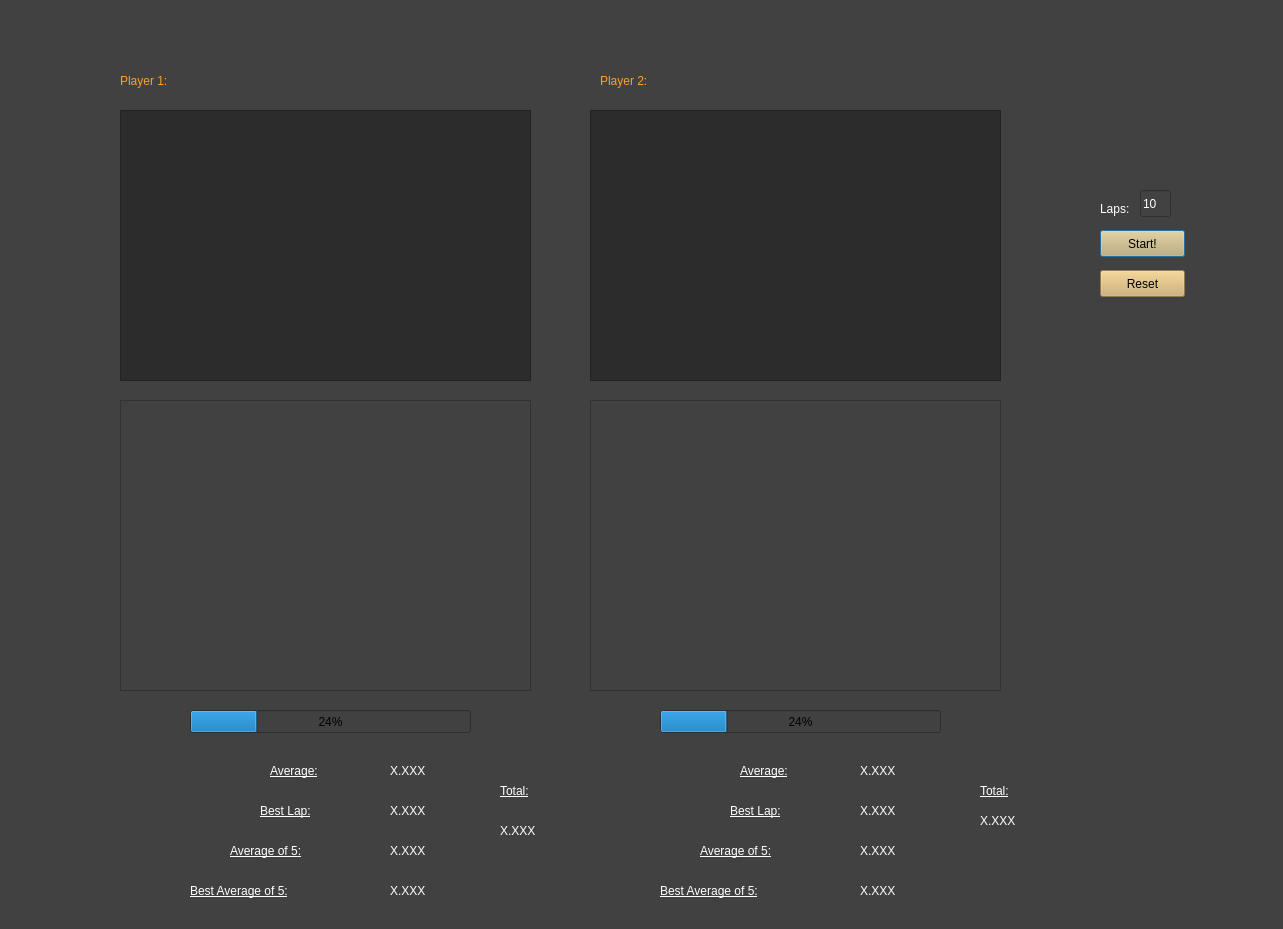
Qt form untitled.ui (EvilEli/SlotcarTimer) before a commit.
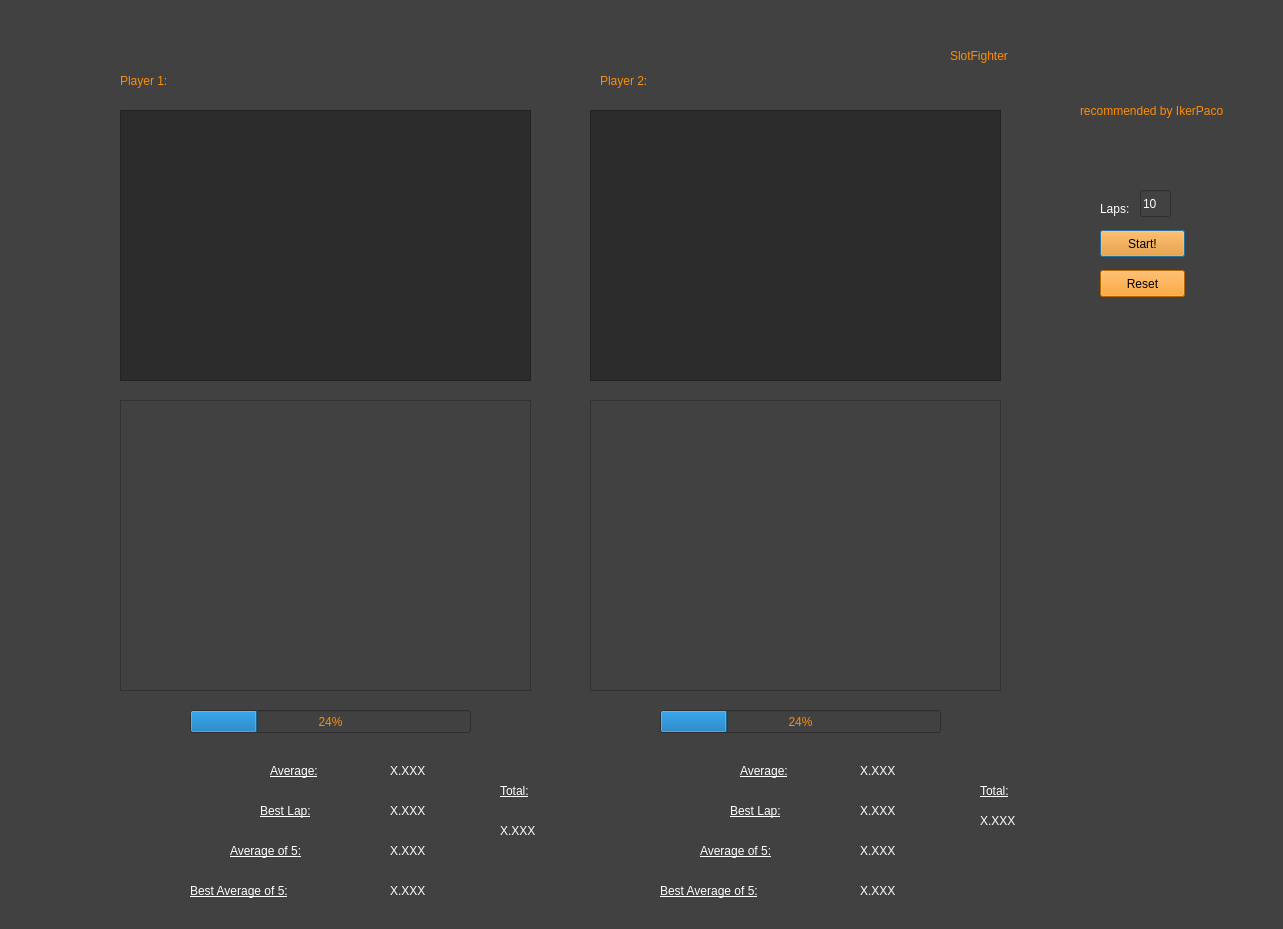
The same form after that commit. Custom widgets are drawn as their Qt base class.

What changed in the file:
```diff
--- a/untitled.ui
+++ b/untitled.ui
@@ -26,7 +26,7 @@
     </rect>
    </property>
    <property name="styleSheet">
-    <string notr="true">background-color: rgb(205, 172, 105);</string>
+    <string notr="true">background-color: rgb(255, 141, 1);</string>
    </property>
    <property name="text">
     <string>Start!</string>
@@ -58,7 +58,7 @@
    </property>
    <property name="styleSheet">
     <string notr="true">font: 63 28pt &quot;URW Gothic L&quot;;
-color: rgb(255, 160, 43);</string>
+color: rgb(255, 141, 1);</string>
    </property>
    <property name="text">
     <string>Player 2:</string>
@@ -75,7 +75,7 @@
    </property>
    <property name="styleSheet">
     <string notr="true">font: 63 28pt &quot;URW Gothic L&quot;;
-color: rgb(255, 160, 43);</string>
+color: rgb(255, 141, 1);</string>
    </property>
    <property name="text">
     <string>Player 1:</string>
@@ -133,6 +133,10 @@
      <height>23</height>
     </rect>
    </property>
+   <property name="styleSheet">
+    <string notr="true">color: rgb(255, 141, 1);
+</string>
+   </property>
    <property name="value">
     <number>24</number>
    </property>
@@ -296,6 +300,9 @@
      <height>23</height>
     </rect>
    </property>
+   <property name="styleSheet">
+    <string notr="true">color: rgb(255, 141, 1);</string>
+   </property>
    <property name="value">
     <number>24</number>
    </property>
@@ -535,12 +542,46 @@
     </rect>
    </property>
    <property name="styleSheet">
-    <string notr="true">background-color: rgb(205, 172, 105);</string>
+    <string notr="true">background-color: rgb(255, 141, 1);</string>
    </property>
    <property name="text">
     <string>Reset</string>
    </property>
   </widget>
+  <widget class="QLabel" name="label_24">
+   <property name="geometry">
+    <rect>
+     <x>950</x>
+     <y>20</y>
+     <width>301</width>
+     <height>71</height>
+    </rect>
+   </property>
+   <property name="styleSheet">
+    <string notr="true">font: 48pt &quot;Imagination Station&quot;;
+color: rgb(255, 141, 1);</string>
+   </property>
+   <property name="text">
+    <string>SlotFighter</string>
+   </property>
+  </widget>
+  <widget class="QLabel" name="label_25">
+   <property name="geometry">
+    <rect>
+     <x>1080</x>
+     <y>100</y>
+     <width>181</width>
+     <height>21</height>
+    </rect>
+   </property>
+   <property name="styleSheet">
+    <string notr="true">font: 10pt &quot;Noto Sans [unknown]&quot;;
+color: rgb(255, 141, 1);</string>
+   </property>
+   <property name="text">
+    <string>recommended by IkerPaco</string>
+   </property>
+  </widget>
  </widget>
  <customwidgets>
   <customwidget>
```
